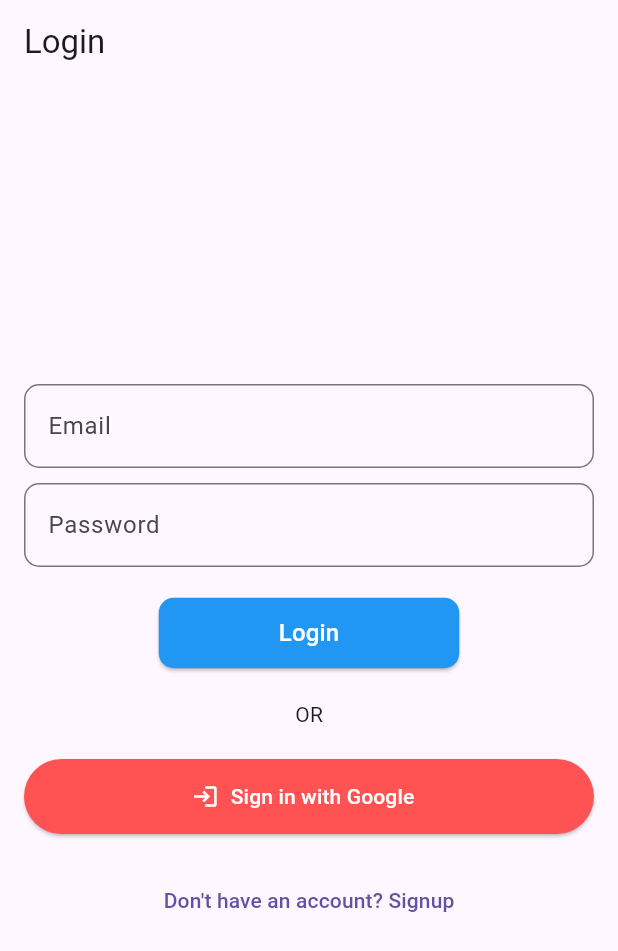
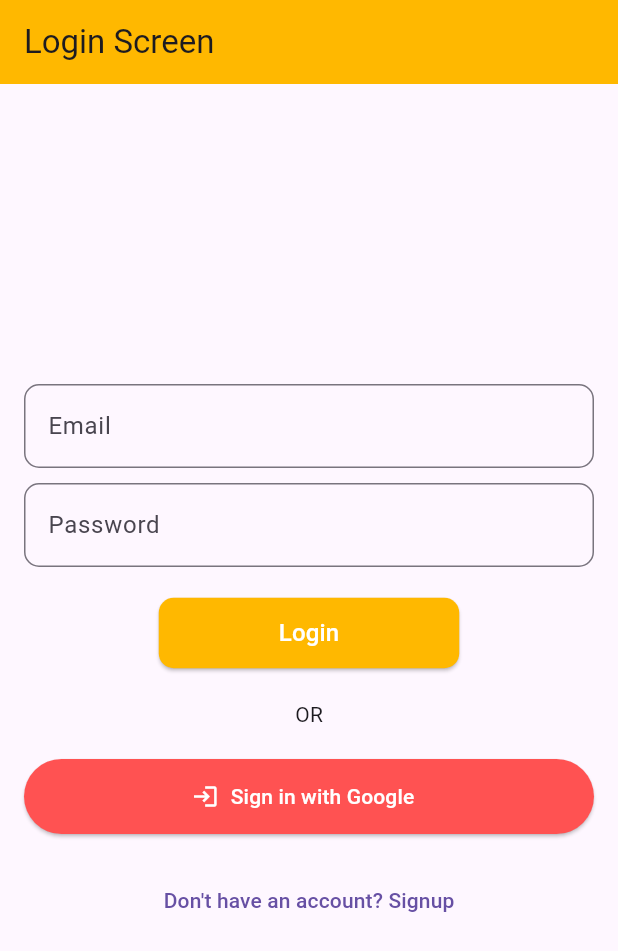
Before and after one commit to Qamar80/chatboot, a Flutter app: the screen it shows after launch, after a tap on "Sign in with Google", on a phone screen of 412 x 824 dp. Shown: the top 951 px of the screen. Run offline on Flutter 3.47's test engine with Material 3 defaults, Android fonts, the phone set to English and light mode, and no system bars; our stand-ins replace firebase_auth, firebase_core, get, google_sign_in; accounts and stored records are empty; network calls fail.

```diff
--- /dev/null
+++ b/lib/constants/colors.dart
@@ -0,0 +1,7 @@
+
+import 'package:flutter/material.dart';
+
+const Color yellowColor = Color(0xFFFFB800);
+const Color textColor = Colors.black54;
+const Color redColor = Color.fromRGBO(230, 46, 4, 1);
+const Color whiteColor = Color.fromRGBO(255, 255, 255, 1);
--- a/lib/controllers/auth_controller.dart
+++ b/lib/controllers/auth_controller.dart
@@ -17,7 +17,7 @@ class AuthController extends GetxController {
     super.onInit();
   }
 
-  // 🔹 Navigate to Home or Login automatically
+  //  Navigate to Home or Login automatically
   _setInitialScreen(User? user) {
     if (user == null) {
       Get.offAllNamed('/login');
@@ -26,7 +26,7 @@ class AuthController extends GetxController {
     }
   }
 
-  // 🔹 Signup with Email/Password
+  //  Signup with Email/Password
   Future<void> signup(String email, String password) async {
     try {
       await _auth.createUserWithEmailAndPassword(
@@ -40,7 +40,7 @@ class AuthController extends GetxController {
     }
   }
 
-  // 🔹 Login with Email/Password
+  //  Login with Email/Password
   Future<void> login(String email, String password) async {
     try {
       await _auth.signInWithEmailAndPassword(
@@ -54,42 +54,56 @@ class AuthController extends GetxController {
     }
   }
 
-// Google Sign-In
+
+
+
   Future<void> signInWithGoogle() async {
     try {
-      print(" Starting Google Sign-In...");
+      print("🔹 Starting Google Sign-In...");
+      await _googleSignIn.signOut(); // Always show account picker
+
       final GoogleSignInAccount? googleUser = await _googleSignIn.signIn();
       if (googleUser == null) {
         print(" Google Sign-In canceled by user");
         return;
       }
 
-      print(" Google user selected: ${googleUser.email}");
+      print("selected Google user: ${googleUser.email}");
+      final GoogleSignInAuthentication googleAuth =
+      await googleUser.authentication;
 
-      final GoogleSignInAuthentication googleAuth = await googleUser.authentication;
-
-      print(" Got Google Auth Tokens");
+      // Check if the email already exists in Firebase
+      final signInMethods =
+      await _auth.fetchSignInMethodsForEmail(googleUser.email);
 
       final AuthCredential credential = GoogleAuthProvider.credential(
         accessToken: googleAuth.accessToken,
         idToken: googleAuth.idToken,
       );
 
-      print("🧩 Signing in to Firebase with Google credential...");
-      await _auth.signInWithCredential(credential);
+      if (signInMethods.isEmpty) {
+        // New user → register (sign up)
+        print("Registering new Google user...");
+        await _auth.signInWithCredential(credential);
+        Get.snackbar('Account Created', 'Welcome, ${googleUser.displayName}!');
+      } else {
+        // Existing user → login
+        print(" Logging in existing user...");
+        await _auth.signInWithCredential(credential);
+        Get.snackbar('Success', 'Welcome back, ${googleUser.displayName}!');
+      }
 
-      print("🎉 Google Sign-In successful!");
-      Get.snackbar('Success', 'Signed in with Google');
+      print(" Google Sign-In successful!");
       Get.offAllNamed('/home');
     } catch (e, stack) {
-      print("❌ Google Sign-In Error: $e");
-      print("🧾 Stack Trace: $stack");
+      print("Google Sign-In Error: $e");
+
       Get.snackbar('Google Sign-In Error', e.toString());
     }
   }
 
 
-  // 🔹 Logout
+  //  Logout
   Future<void> logout() async {
     await _auth.signOut();
     await _googleSignIn.signOut();
--- a/lib/routes/app_pages.dart
+++ b/lib/routes/app_pages.dart
@@ -1,8 +1,9 @@
+import 'package:chatboot/view/chat/chat_screen.dart';
 import 'package:get/get.dart';
 
 import '../view/auth/login_screen.dart';
 import '../view/auth/signup_screen.dart';
-import '../view/chat/home_screen.dart';
+
 
 
 
@@ -17,6 +18,6 @@ class AppPages {
   static final pages = [
     GetPage(name: AppRoutes.login, page: () =>  LoginScreen()),
     GetPage(name: AppRoutes.signup, page: () => const SignupScreen()),
-    GetPage(name: AppRoutes.home, page: () => const HomeScreen()),
+    GetPage(name: AppRoutes.home, page: () => const ChatScreen()),
   ];
 }
--- a/lib/view/auth/login_screen.dart
+++ b/lib/view/auth/login_screen.dart
@@ -1,3 +1,4 @@
+import 'package:chatboot/constants/colors.dart';
 import 'package:chatboot/widgets/our_button.dart';
 import 'package:chatboot/widgets/our_textField.dart';
 import 'package:flutter/material.dart';
@@ -16,7 +17,8 @@ class LoginScreen extends StatelessWidget {
     final passwordController = TextEditingController();
 
     return Scaffold(
-      appBar: AppBar(title: const Text('Login')),
+      appBar: AppBar(title: const Text('Login Screen'),
+      backgroundColor: yellowColor,),
       body: SingleChildScrollView(
         child: ConstrainedBox(
           constraints: BoxConstraints(
@@ -30,16 +32,24 @@ class LoginScreen extends StatelessWidget {
                   mainAxisAlignment: MainAxisAlignment.center,
                   crossAxisAlignment: CrossAxisAlignment.center,
                   children: [
+
+
                     ourTextField(
                         title: 'Email',
                         hint: 'Enter Email',
-                        controller: emailController),
+                        controller: emailController
+                    ),
+
                     const SizedBox(height: 10),
+
                     ourTextField(
                         title: 'Password',
                         hint: 'Enter Password',
-                        controller: passwordController),
+                        controller: passwordController
+                    ),
+
                     const SizedBox(height: 20),
+
                     ourButton(
                       onPress: () {
                         controller.login(
@@ -47,13 +57,14 @@ class LoginScreen extends StatelessWidget {
                           passwordController.text.trim(),
                         );
                       },
-                      color: Colors.blue,
-                      textColor: Colors.white,
+                      color: yellowColor,
+                      textColor: textColor,
                       title: 'Login',
                     ),
                     const SizedBox(height: 20),
                     const Text('OR'),
                     const SizedBox(height: 20),
+
                     ElevatedButton.icon(
                       onPressed: () => controller.signInWithGoogle(),
                       icon: const Icon(Icons.login),
```
Also changed, not shown: pubspec.yaml (+4 -3 lines), assets/images/google.png (added), pubspec.lock.
